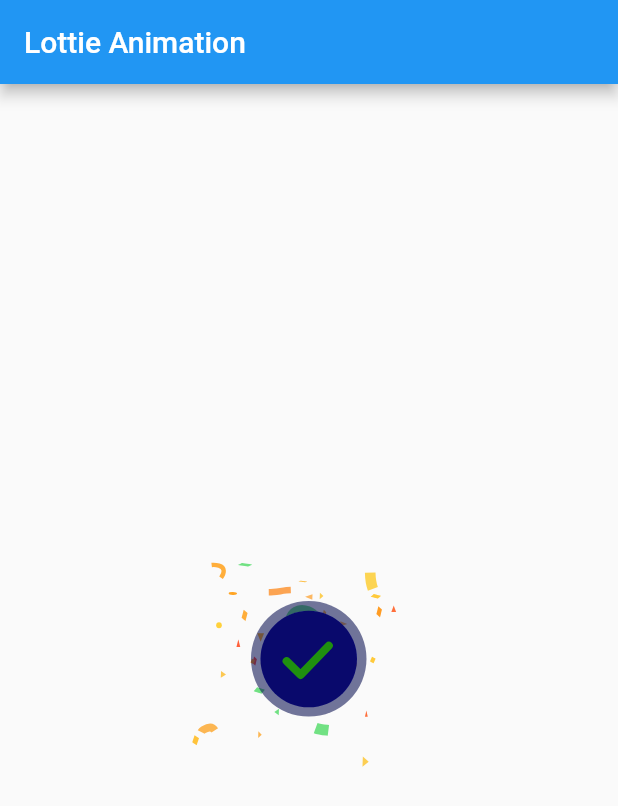
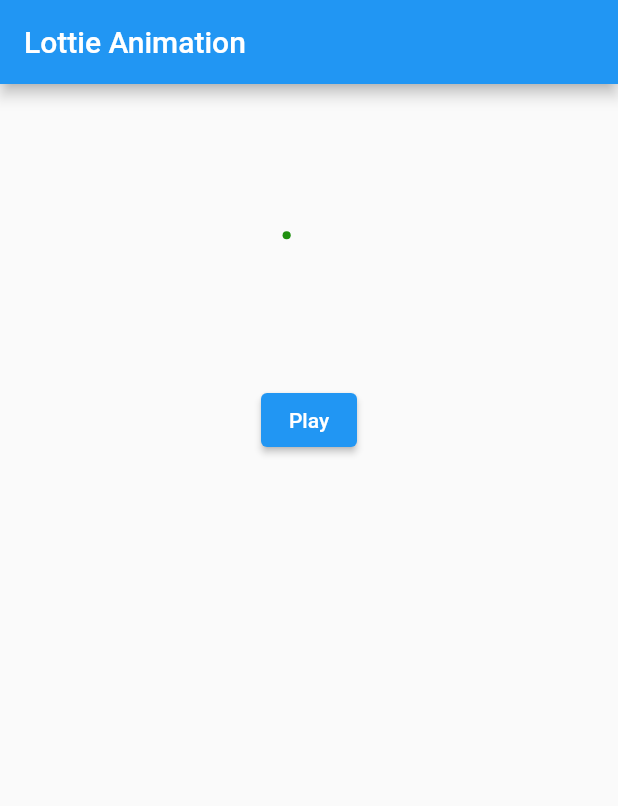
Before and after one commit to pallavipatil1998/Explicit_Animation, a Flutter app: the screen it shows after launch, on a phone screen of 412 x 824 dp. Shown: the top 806 px of the screen. Run offline on Flutter 3.47's test engine with Material 2 defaults, Android fonts, the phone set to English and light mode, and no system bars; our stand-ins replace lottie; missing offline and left inert: dart:html.

Commit message:
Lottie Animation in code

```diff
--- a/lib/lottie_animation.dart
+++ b/lib/lottie_animation.dart
@@ -8,25 +8,46 @@ class LottieAnimation extends StatefulWidget {
   State<LottieAnimation> createState() => _LottieAnimationState();
 }
 
-class _LottieAnimationState extends State<LottieAnimation> {
-  bool isVisible=true;
+class _LottieAnimationState extends State<LottieAnimation> with SingleTickerProviderStateMixin {
+  late AnimationController _controller;
+  // bool isVisible=true;
+
+  @override
+  void initState() {
+    // TODO: implement initState
+    super.initState();
+    _controller=AnimationController(vsync: this);
+  }
   @override
   Widget build(BuildContext context) {
     return Scaffold(
       appBar: AppBar(title: Text("Lottie Animation"),),
-      body: Center(child: InkWell(
-        onTap: (){
-          isVisible=!isVisible;
-          setState(() {
+      body: Center(child: Column(
+        children: [
+          SizedBox(
+            width: 200,
+              height: 200,
+              child: Lottie.asset("assets/lottie/confirm.json",
+                controller: _controller,
+                onLoaded: (composition){
+                _controller.duration= composition.duration;
+                }
+              ),
 
-          });
-        },
-        child: SizedBox(
-          width: 200,
-            height: 200,
-            child: Visibility(
-              visible: isVisible,
-                child: Lottie.asset("assets/lottie/confirm.json"))),
+          ),
+
+          ElevatedButton(
+              onPressed: (){
+                if(_controller.isAnimating){
+                  _controller.stop();
+                }else{
+                  _controller.repeat();
+                }
+              },
+              child: Text("Play")
+          )
+
+        ],
       )),
 
     );
```
